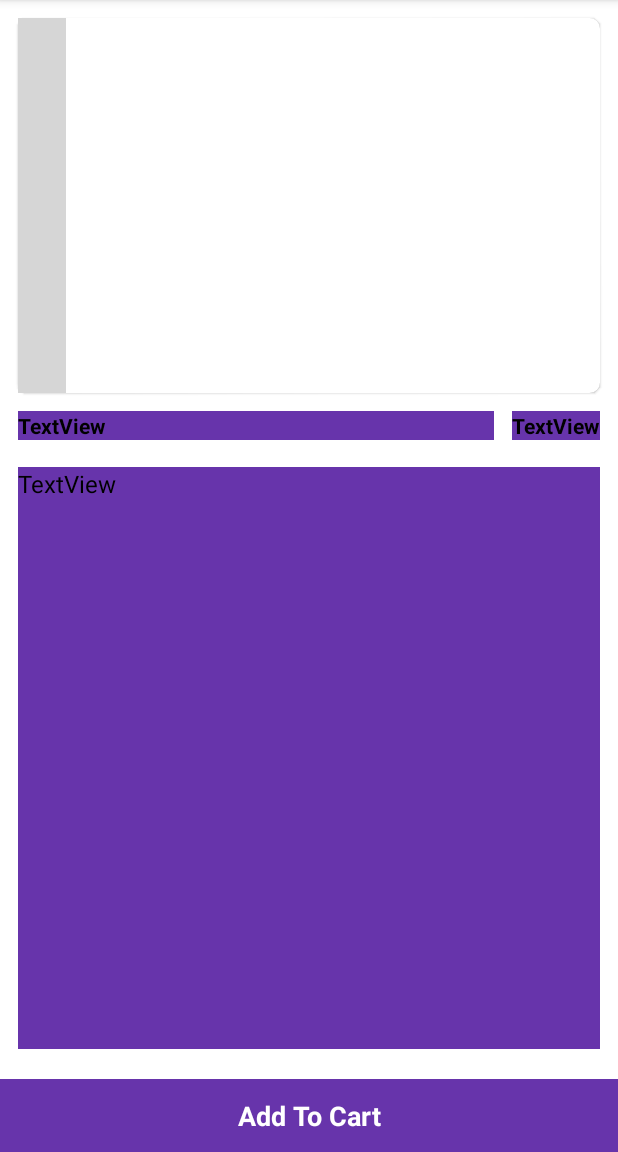
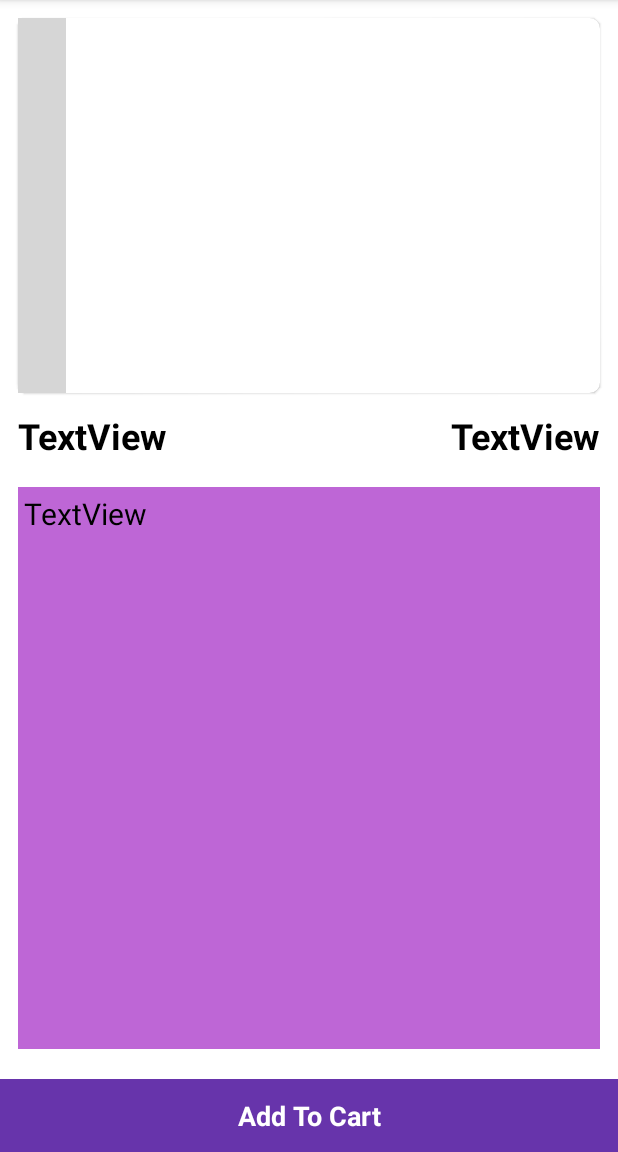
Before and after one commit to safiprog/Food-Ordering-U, an Android app: the ProductDetailsActivity screen opened directly, with no data from a screen before it, on a phone screen of 412 x 824 dp, the part 84-1236 px from its top. Run offline under Robolectric (Android 15) with nearby library versions, the phone set to English and light mode, and no system bars; our stand-ins replace Firebase (no records; nobody signed in at launch, a user with empty details on screens opened directly); libraries missing offline, so code that uses them is left out: com.denzcoskun.imageslider; plain views replace ImageSlider; 1 statement that could not run was skipped; grey boxes are pictures that could not be loaded.

Commit message:
UI Bug Fix

```diff
--- a/app/src/main/res/layout/activity_product_details.xml
+++ b/app/src/main/res/layout/activity_product_details.xml
@@ -33,9 +33,9 @@
         android:layout_marginStart="12dp"
         android:text="TextView"
         android:textColor="@color/black"
-        android:textSize="14sp"
+        android:textSize="24sp"
         android:textStyle="bold"
-        android:background="@color/colorPrimary"
+
         android:layout_marginEnd="12dp"
         android:layout_marginTop="12dp"
         app:layout_constraintEnd_toStartOf="@+id/Product_Sp"
@@ -46,13 +46,13 @@
         android:id="@+id/Product_Sp"
         android:layout_width="wrap_content"
         android:layout_height="wrap_content"
-        android:text="TextView"
-        android:background="@color/colorPrimary"
-        android:textColor="@color/black"
-        android:textSize="14sp"
-        android:textStyle="bold"
         android:layout_marginTop="12dp"
         android:layout_marginEnd="12dp"
+        android:text="TextView"
+        android:textColor="@color/black"
+        android:textSize="24sp"
+        android:textStyle="bold"
+        app:layout_constraintBottom_toBottomOf="@+id/Product_Name"
         app:layout_constraintEnd_toEndOf="parent"
         app:layout_constraintTop_toBottomOf="@+id/materialCardView" />
 
@@ -60,17 +60,18 @@
         android:id="@+id/Product_Dis"
         android:layout_width="0dp"
         android:layout_height="0dp"
-        android:background="@color/colorPrimary"
+        android:background="#BE66D6"
         android:layout_marginTop="18dp"
         android:layout_marginHorizontal="12dp"
-        android:textSize="16sp"
+        android:textSize="20sp"
         android:textColor="@color/black"
         android:text="TextView"
+        android:padding="4dp"
         android:layout_marginBottom="20dp"
         app:layout_constraintBottom_toTopOf="@+id/addCard"
         app:layout_constraintEnd_toEndOf="parent"
         app:layout_constraintStart_toStartOf="parent"
-        app:layout_constraintTop_toBottomOf="@+id/Product_Sp" />
+        app:layout_constraintTop_toBottomOf="@+id/Product_Name" />
 
     <TextView
         android:id="@+id/addCard"
--- a/app/src/main/res/layout/fragment_home.xml
+++ b/app/src/main/res/layout/fragment_home.xml
@@ -6,7 +6,7 @@
     android:orientation="vertical"
     android:layout_width="match_parent"
     android:layout_height="match_parent"
-    android:padding="24dp"
+    android:padding="10dp"
 
     tools:context=".fragment.HomeFragment">
     <androidx.core.widget.NestedScrollView
--- a/app/src/main/res/layout/layout_category_item.xml
+++ b/app/src/main/res/layout/layout_category_item.xml
@@ -18,8 +18,8 @@
         <ImageView
             android:id="@+id/imageView"
             android:layout_width="match_parent"
-            android:layout_height="wrap_content"
-            android:scaleType="fitCenter"
+            android:layout_height="match_parent"
+
             tools:srcCompat="@tools:sample/avatars" />
     </androidx.cardview.widget.CardView>
 
@@ -29,6 +29,7 @@
         android:layout_height="wrap_content"
         android:text="TextView"
         android:textSize="16sp"
+        android:textStyle="bold"
         android:textColor="@color/black"
         android:layout_marginTop="8dp"
         app:layout_constraintEnd_toEndOf="@+id/cardView"
--- a/app/src/main/res/values-night/themes.xml
+++ b/app/src/main/res/values-night/themes.xml
@@ -1,6 +1,6 @@
 <resources xmlns:tools="http://schemas.android.com/tools">
     <!-- Base application theme. -->
-    <style name="Theme.OnlineApp" parent="Theme.MaterialComponents.DayNight.DarkActionBar">
+    <style name="Theme.OnlineApp" parent="Theme.MaterialComponents.Light.DarkActionBar">
         <!-- Primary brand color. -->
         <item name="colorPrimary">@color/purple_200</item>
         <item name="colorPrimaryVariant">@color/purple_700</item>
```
Also changed, not shown: app/src/main/res/layout/layout_product_item.xml (+5 -4 lines).
